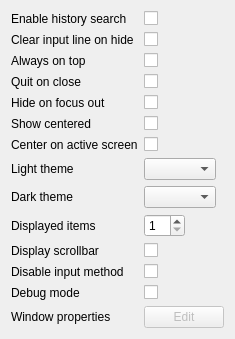
Old version of the form src/configwidget.ui in the repository albertlauncher/albert-plugin-widgetsboxmodel.
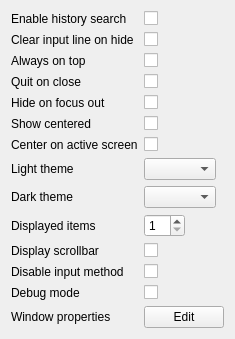
New version of the form.

Commit message:
feat: Customizable window properties
Close  #11

```diff
--- a/src/configwidget.ui
+++ b/src/configwidget.ui
@@ -350,9 +350,6 @@
    </item>
    <item row="13" column="1">
     <widget class="QPushButton" name="pushButton_winprop">
-     <property name="enabled">
-      <bool>false</bool>
-     </property>
      <property name="sizePolicy">
       <sizepolicy hsizetype="Fixed" vsizetype="Fixed">
        <horstretch>0</horstretch>
```
Left out of the diff: 15 changed lines with no effect on the pictures. The commit also changes 5 other files.
